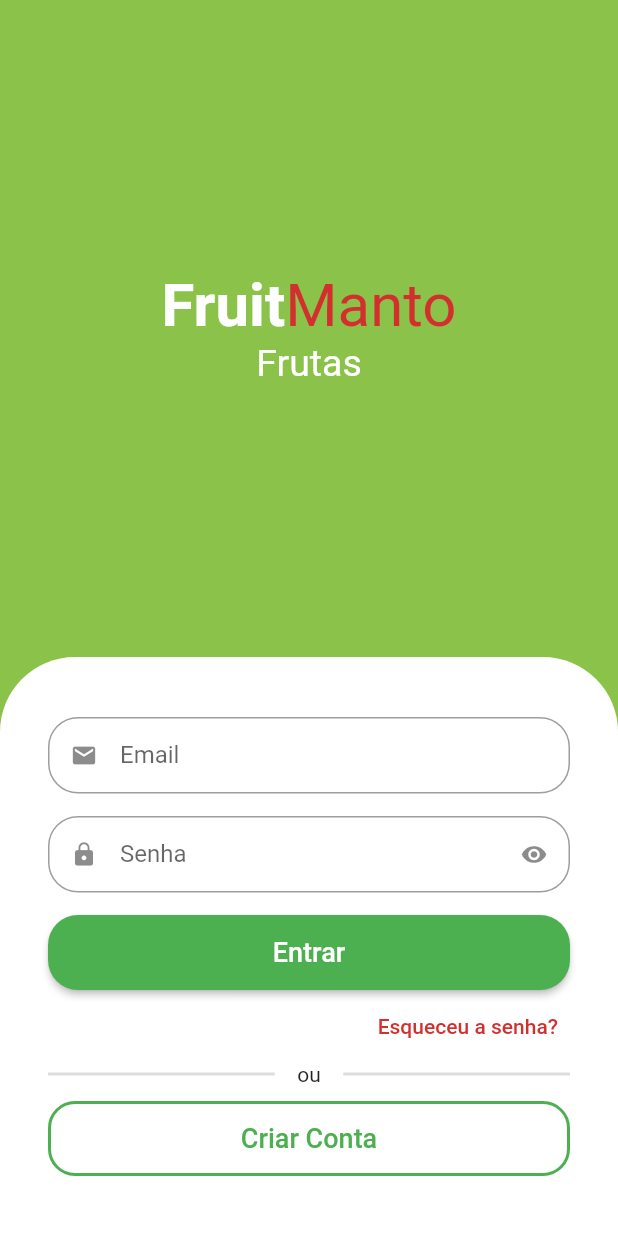
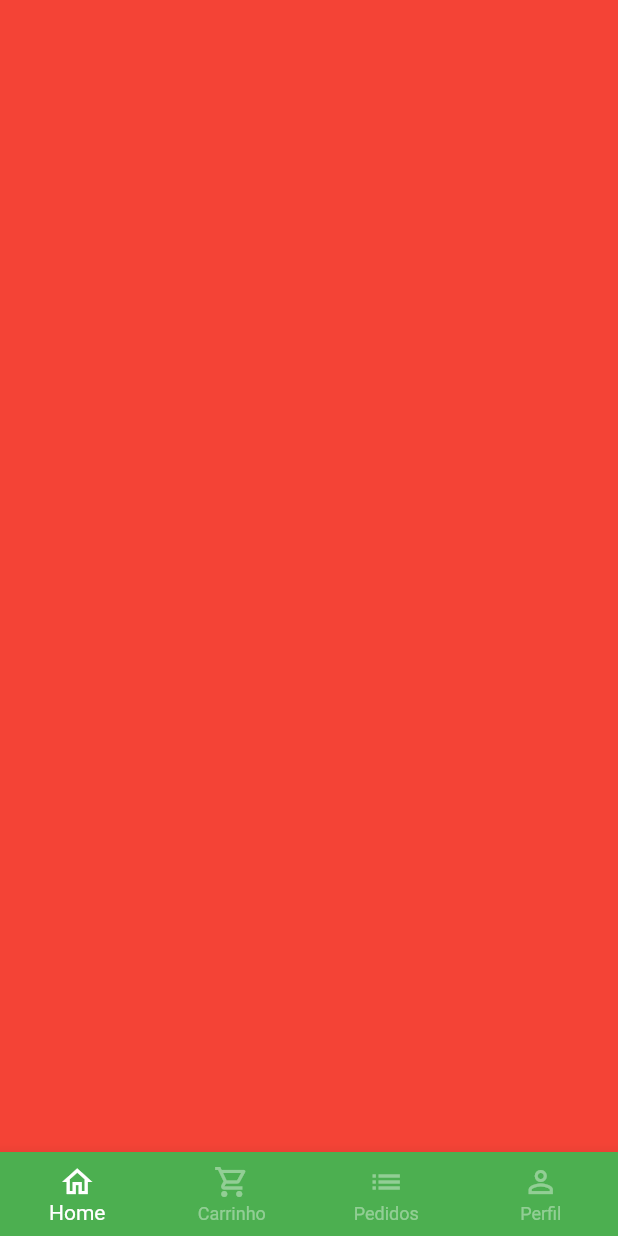
Before and after one commit to MantoDev97/QuitandaVirtual, a Flutter app: the screen it shows after launch, after a tap on "Entrar", on a phone screen of 412 x 824 dp. Run offline on Flutter 3.47's test engine with Material 2 defaults, Android fonts, the phone set to English and light mode, and no system bars; drawn by our look-alikes of animated_text_kit; our stand-ins replace mask_text_input_formatter.

Commit message:
Tela Base

```diff
--- a/lib/src/auth/sign_in_screen.dart
+++ b/lib/src/auth/sign_in_screen.dart
@@ -1,9 +1,10 @@
 import 'package:animated_text_kit/animated_text_kit.dart';
 import 'package:flutter/material.dart';
-import 'package:greengrocer/src/auth/config/sing_up_screen.dart';
+import 'package:greengrocer/src/auth/sing_up_screen.dart';
+import 'package:greengrocer/src/base/base_screen.dart';
+import '../config/custom_colors.dart';
+import 'compenets/custon_text_field.dart';
 
-import 'compenets/custon_text_field.dart';
-import 'config/custom_colors.dart';
 
 class SignInScreen extends StatelessWidget {
   const SignInScreen({Key? key}) : super(key: key);
@@ -104,7 +105,12 @@ class SignInScreen extends StatelessWidget {
                           style: ElevatedButton.styleFrom(
                               shape: RoundedRectangleBorder(
                                   borderRadius: BorderRadius.circular(20))),
-                          onPressed: () {},
+                          onPressed: () {
+                            Navigator.of(context).pushReplacement(
+                              MaterialPageRoute(builder: (c){
+                                 return const BaseScreen();
+                              }));
+                          },
                           child: const Text(
                             'Entrar',
                             style: TextStyle(
--- a/lib/src/auth/config/sing_up_screen.dart
+++ b/lib/src/auth/sing_up_screen.dart
@@ -1,7 +1,7 @@
 import 'package:flutter/material.dart';
 import 'package:greengrocer/src/auth/compenets/custon_text_field.dart';
-import 'package:greengrocer/src/auth/config/custom_colors.dart';
 import 'package:mask_text_input_formatter/mask_text_input_formatter.dart';
+import '../config/custom_colors.dart';
 
 class SingUpScreen extends StatelessWidget {
   SingUpScreen({Key? key}) : super(key: key);
--- /dev/null
+++ b/lib/src/base/base_screen.dart
@@ -0,0 +1,60 @@
+import 'package:flutter/material.dart';
+
+class BaseScreen extends StatefulWidget {
+   const BaseScreen({Key? key}) : super(key: key);
+
+  @override
+  State<BaseScreen> createState() => _BaseScreenState();
+}
+
+class _BaseScreenState extends State<BaseScreen> {
+
+  int currentIndex = 0;
+  final pageController = PageController();
+
+  @override
+  Widget build(BuildContext context) {
+    return Scaffold(
+      body: PageView(
+        physics: const NeverScrollableScrollPhysics(),
+        controller: pageController,
+        children: [
+          Container(color: Colors.red,),
+          Container(color: Colors.blue,),
+          Container(color: Colors.yellow,),
+          Container(color: Colors.green,),
+        ],
+      ),
+      bottomNavigationBar: BottomNavigationBar(
+        currentIndex: currentIndex,
+        onTap: (index){
+          setState(() {
+            currentIndex = index;
+            pageController.jumpToPage(index);
+          });
+        },
+          type: BottomNavigationBarType.fixed,
+          backgroundColor: Colors.green,
+          selectedItemColor: Colors.white,
+          unselectedItemColor: Colors.white.withAlpha(100),
+          items: const [
+            BottomNavigationBarItem(
+              icon: Icon(Icons.home_outlined),
+              label: 'Home',
+            ),
+            BottomNavigationBarItem(
+              icon: Icon(Icons.shopping_cart_outlined),
+              label: 'Carrinho',
+            ),
+            BottomNavigationBarItem(
+              icon: Icon(Icons.list),
+              label: 'Pedidos',
+            ),
+            BottomNavigationBarItem(
+              icon: Icon(Icons.person_outline),
+              label: 'Perfil',
+            ),
+          ]),
+    );
+  }
+}
```
Also changed, not shown: lib/src/config/custom_colors.dart (renamed from lib/src/auth/config/custom_colors.dart).
